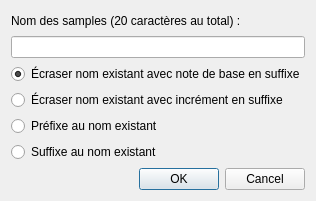
Old version of the form trunk/gui_divers/dialog_rename.ui in the repository davy7125/polyphone.
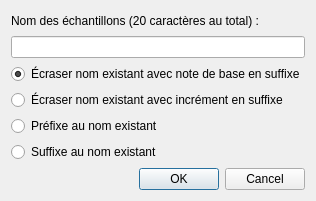
New version of the form. Icons and pictures are not drawn.

```diff
--- a/trunk/gui_divers/dialog_rename.ui
+++ b/trunk/gui_divers/dialog_rename.ui
@@ -24,7 +24,7 @@
    <item>
     <widget class="QLabel" name="label">
      <property name="text">
-      <string>Nom des samples (20 caractères au total) :</string>
+      <string>Nom des échantillons (20 caractères au total) :</string>
      </property>
     </widget>
    </item>
```
